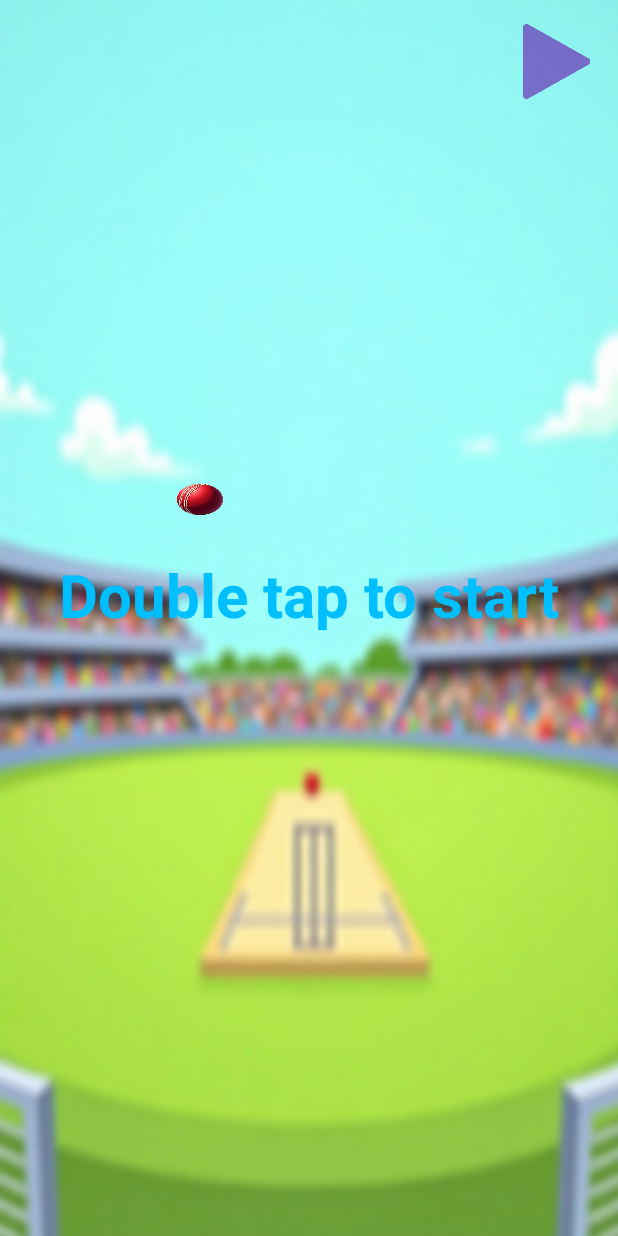
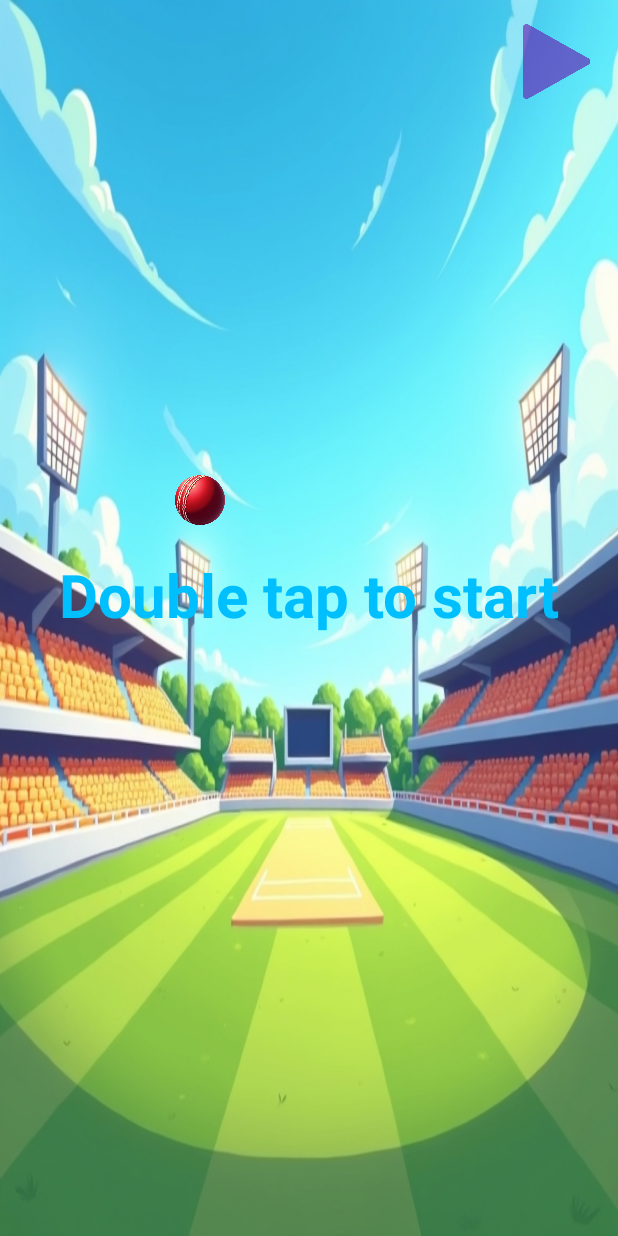
Before and after one commit to KaranBankar/Flappy-Game, an Android app: the FlappyBallActivity screen opened directly, with no data from a screen before it, on a phone screen of 412 x 824 dp. Run offline under Robolectric (Android 15) with nearby library versions, the phone set to English and light mode, and no system bars.

Commit message:
Bugs solved

```diff
--- a/app/src/main/java/com/kbgaming/flappyball/classes/GameView.kt
+++ b/app/src/main/java/com/kbgaming/flappyball/classes/GameView.kt
@@ -32,7 +32,7 @@ class GameView(context: Context, attrs: AttributeSet? = null) : View(context, at
     private lateinit var birdBitmap: Bitmap
 
     // Obstacle properties
-    private val obstacleWidth = 400f
+    private val obstacleWidth = 100f
     private val obstacleGap = 400f
     private var obstacleX = 800f
     private var obstacleSpeed = 17f
@@ -283,7 +283,7 @@ class GameView(context: Context, attrs: AttributeSet? = null) : View(context, at
     }
 
     private fun checkCollision(): Boolean {
-        val offset = 150f
+        val offset = 50f
         val ballX = 200f
         val ballRadius = 30f
 
--- a/app/src/main/res/values/colors.xml
+++ b/app/src/main/res/values/colors.xml
@@ -6,5 +6,5 @@
     <color name="spacemode">#02163B</color>
     <color name="islandmode">#5563A0</color>
     <color name="ghostmode">#0F415C</color>
-    <color name="cricketmode">#93F8F4</color>
+    <color name="cricketmode">#32B2DF</color>
 </resources>
```
Also changed, not shown: app/src/main/res/drawable/background.jpg, app/src/main/res/drawable/ball.png, app/src/main/res/drawable/bat.png, app/src/main/res/drawable/icelandball.png.
